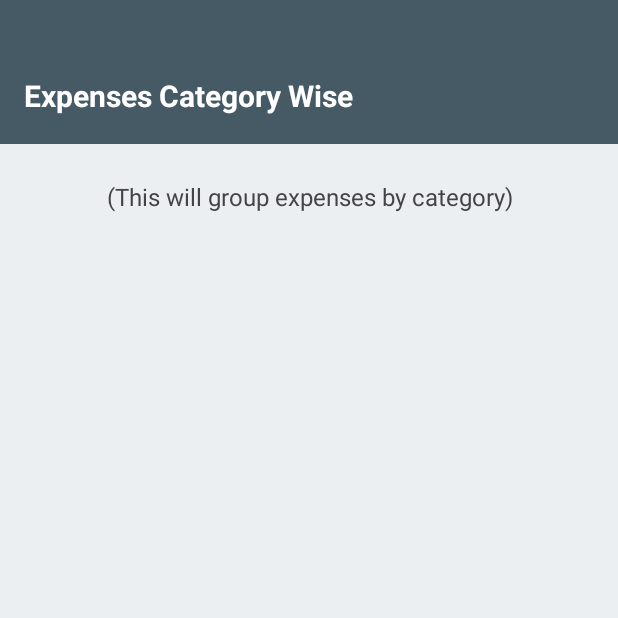
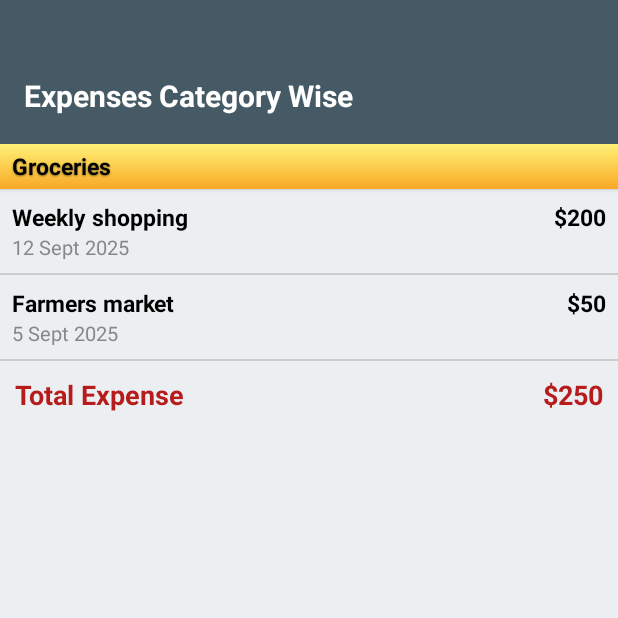
Before and after one commit to PIXEL-PEN/Expense-Tracker, an Android app: the CategoryWiseActivity screen opened directly, with no data from a screen before it, on a phone screen of 412 x 824 dp, the top half of it. Run offline under Robolectric (Android 15) with nearby library versions, the phone set to English and light mode, and no system bars.

Commit message:
Add Category Wise layout: 30dp mustard gradient banners, expense rows, and totals

```diff
--- /dev/null
+++ b/app/src/main/res/drawable/banner_gradient_mustard.xml
@@ -0,0 +1,10 @@
+<?xml version="1.0" encoding="utf-8"?>
+<shape xmlns:android="http://schemas.android.com/apk/res/android"
+    android:shape="rectangle">
+
+    <gradient
+        android:startColor="#FFF176"
+        android:endColor="#F9A825"
+        android:angle="270"
+        android:type="linear" />
+</shape>
--- a/app/src/main/res/layout/activity_category_wise.xml
+++ b/app/src/main/res/layout/activity_category_wise.xml
@@ -7,7 +7,6 @@
 
     <!-- Top bar -->
     <TextView
-        android:id="@+id/top_bar"
         android:layout_width="match_parent"
         android:layout_height="96dp"
         android:gravity="center_vertical|start"
@@ -19,15 +18,151 @@
         android:textStyle="bold"
         android:background="#455A64" />
 
-    <!-- Placeholder body -->
-    <TextView
-        android:id="@+id/placeholder_text"
+    <ScrollView
         android:layout_width="match_parent"
-        android:layout_height="wrap_content"
-        android:layout_marginTop="24dp"
-        android:gravity="center"
-        android:text="(This will group expenses by category)"
-        android:textSize="16sp"
-        android:textColor="#444" />
+        android:layout_height="match_parent">
 
+        <LinearLayout
+            android:id="@+id/categorywise_container"
+            android:orientation="vertical"
+            android:layout_width="match_parent"
+            android:layout_height="wrap_content">
+
+            <!-- Category banner -->
+            <TextView
+                android:layout_width="match_parent"
+                android:layout_height="30dp"
+                android:gravity="center_vertical|start"
+                android:paddingStart="8dp"
+                android:background="@drawable/banner_gradient_mustard"
+                android:text="Groceries"
+                android:textColor="#000000"
+                android:textSize="15sp"
+                android:textStyle="bold"
+                android:elevation="2dp"
+                android:shadowColor="#66000000"
+                android:shadowDx="0"
+                android:shadowDy="1"
+                android:shadowRadius="1" />
+
+            <!-- Expense row -->
+            <LinearLayout
+                android:layout_width="match_parent"
+                android:layout_height="wrap_content"
+                android:orientation="horizontal"
+                android:padding="8dp">
+
+                <LinearLayout
+                    android:layout_width="0dp"
+                    android:layout_height="wrap_content"
+                    android:layout_weight="1"
+                    android:orientation="vertical">
+
+                    <TextView
+                        android:layout_width="wrap_content"
+                        android:layout_height="wrap_content"
+                        android:text="Weekly shopping"
+                        android:textStyle="bold"
+                        android:textSize="15sp"
+                        android:textColor="#000000" />
+
+                    <TextView
+                        android:layout_width="wrap_content"
+                        android:layout_height="wrap_content"
+                        android:text="12 Sept 2025"
+                        android:textSize="13sp"
+                        android:textColor="#888888" />
+                </LinearLayout>
+
+                <TextView
+                    android:layout_width="wrap_content"
+                    android:layout_height="wrap_content"
+                    android:gravity="end"
+                    android:text="$200"
+                    android:textStyle="bold"
+                    android:textSize="15sp"
+                    android:textColor="#000000" />
+            </LinearLayout>
+
+            <!-- Divider -->
+            <View
+                android:layout_width="match_parent"
+                android:layout_height="1dp"
+                android:background="#CCCCCC" />
+
+            <!-- Another expense row -->
+            <LinearLayout
+                android:layout_width="match_parent"
+                android:layout_height="wrap_content"
+                android:orientation="horizontal"
+                android:padding="8dp">
+
+                <LinearLayout
+                    android:layout_width="0dp"
+                    android:layout_height="wrap_content"
+                    android:layout_weight="1"
+                    android:orientation="vertical">
+
+                    <TextView
+                        android:layout_width="wrap_content"
+                        android:layout_height="wrap_content"
+                        android:text="Farmers market"
+                        android:textStyle="bold"
+                        android:textSize="15sp"
+                        android:textColor="#000000" />
+
+                    <TextView
+                        android:layout_width="wrap_content"
+                        android:layout_height="wrap_content"
+                        android:text="5 Sept 2025"
+                        android:textSize="13sp"
+                        android:textColor="#888888" />
+                </LinearLayout>
+
+                <TextView
+                    android:layout_width="wrap_content"
+                    android:layout_height="wrap_content"
+                    android:gravity="end"
+                    android:text="$50"
+                    android:textStyle="bold"
+                    android:textSize="15sp"
+                    android:textColor="#000000" />
+            </LinearLayout>
+
+            <!-- Divider -->
+            <View
+                android:layout_width="match_parent"
+                android:layout_height="1dp"
+                android:background="#CCCCCC" />
+
+            <!-- Total for category -->
+            <LinearLayout
+                android:layout_width="match_parent"
+                android:layout_height="wrap_content"
+                android:orientation="horizontal"
+                android:padding="10dp"
+                android:layout_marginBottom="12dp">
+
+                <TextView
+                    android:layout_width="0dp"
+                    android:layout_height="wrap_content"
+                    android:layout_weight="1"
+                    android:gravity="start"
+                    android:text="Total Expense"
+                    android:textStyle="bold"
+                    android:textSize="18sp"
+                    android:textColor="#B71C1C" />
+
+                <TextView
+                    android:layout_width="wrap_content"
+                    android:layout_height="wrap_content"
+                    android:gravity="end"
+                    android:text="$250"
+                    android:textStyle="bold"
+                    android:textSize="18sp"
+                    android:textColor="#B71C1C" />
+            </LinearLayout>
+
+        </LinearLayout>
+    </ScrollView>
 </LinearLayout>
```
